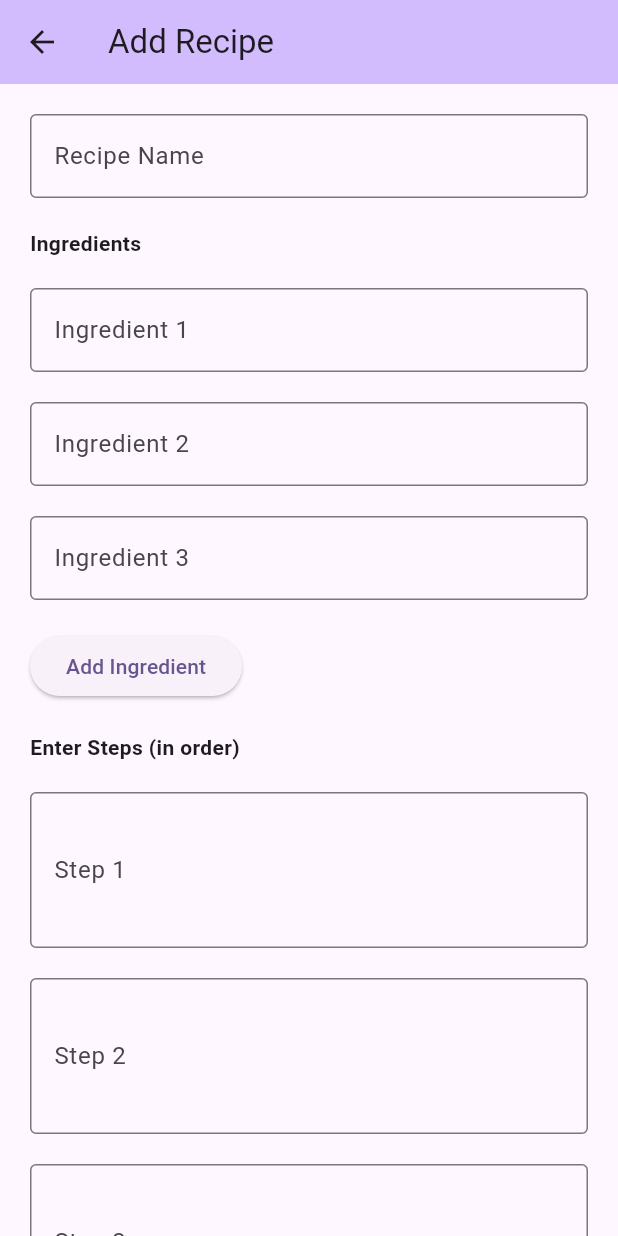
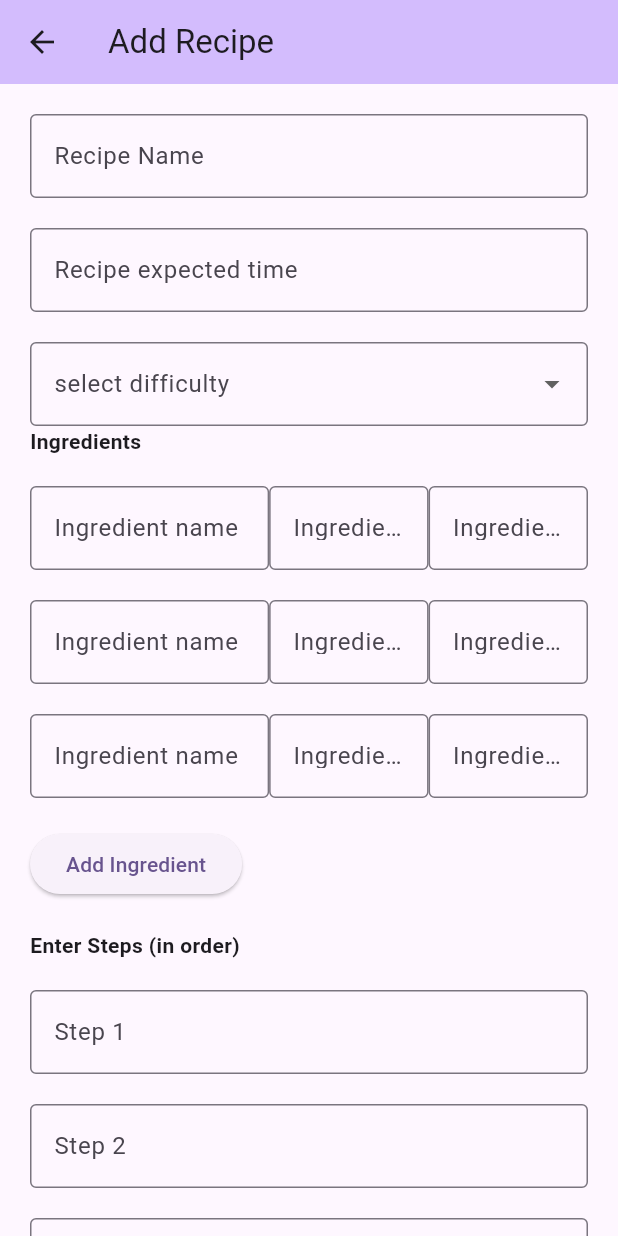
Before and after one commit to SETaP-Team-6C/Cook-App, a Flutter app: the AddRecipe screen opened by its route, on a phone screen of 412 x 824 dp. Run offline on Flutter 3.47's test engine with Material 3 defaults, Android fonts, the light colour scheme and no system bars.

Commit message:
added recipe time, difficulty and reworked ingrediants to be a class sot that name amoutn and calorie info can be stored together

```diff
--- a/frontend/lib/features/add_recipe/add_recipe.dart
+++ b/frontend/lib/features/add_recipe/add_recipe.dart
@@ -1,6 +1,14 @@
 import 'package:flutter/material.dart';
 import 'package:http/http.dart' as http;
 import 'dart:convert';
+
+// todo: add recipe time, recipe calories
+// future version will also need dietary requirements
+class Ingredient {
+  final TextEditingController name = TextEditingController();
+  final TextEditingController amount = TextEditingController();
+  final TextEditingController calories = TextEditingController();
+}
 
 class AddRecipe extends StatefulWidget {
   const AddRecipe({super.key});
@@ -11,27 +19,35 @@ class AddRecipe extends StatefulWidget {
 
 class _AddRecipeState extends State<AddRecipe> {
   final TextEditingController _recipeNameController = TextEditingController();
+  final TextEditingController _timeController = TextEditingController();
+
   final _formKey = GlobalKey<FormState>();
 
-  final List<TextEditingController> _ingredientsController = [];
   final List<TextEditingController> _stepsController = [];
+  final List<Ingredient> _ingredients = [];
+
+  String? _difficultySelector;
 
   @override
   void initState() {
     super.initState();
 
     for (int i = 0; i < 3; i++) {
-      _ingredientsController.add(TextEditingController());
       _stepsController.add(TextEditingController());
+      _ingredients.add(Ingredient());
+
     }
   }
 
   @override
   void dispose() {
     _recipeNameController.dispose();
+    _timeController.dispose();
 
-    for (var cont in _ingredientsController) {
-      cont.dispose();
+    for (var cont in _ingredients) {
+      cont.name.dispose();
+      cont.amount.dispose();
+      cont.calories.dispose();
     }
 
     for (var cont in _stepsController) {
@@ -40,17 +56,19 @@ class _AddRecipeState extends State<AddRecipe> {
 
     super.dispose();
   }
-Future<void> _sendRecipe(name, ingredients , steps) async {
+Future<void> _sendRecipe(name, ingredients , steps, time, difficulty) async {
     try {
         final response = await http.post(
-            Uri.parse("http://localhost:5000/recipe"),
+            Uri.parse("http://localhost:5000/add-recipe"),
             headers: {
                 "Content-Type": "application/json",
             },
             body: jsonEncode({
-                "recipe_name": name,
-                "ingredients": ingredients,
-                "steps": steps
+                "recipe-title": name,
+                "recipe-ingredients": ingredients,
+                "recipe-steps": steps,
+                "recipe-time": time,
+                "recipe-difficulty": difficulty,
             }),
         );
             print("got in func");
@@ -68,25 +86,21 @@ Future<void> _sendRecipe(name, ingredients , steps) async {
   Future<void> _saveRecipe() async {
     if (_formKey.currentState!.validate()) {
       final name = _recipeNameController.text.trim();
+      final time = _timeController.text.trim();
+      final difficulty = _difficultySelector;
 
-      final ingredients = _ingredientsController
-          .map((c) => c.text.trim())
-          .where((text) => text.isNotEmpty)
-          .toList();
+      final ingredients = _ingredients.map((ingredient){
+        return{
+            "ingredient-name":ingredient.name.text.trim(),
+            "ingredient-amount": ingredient.amount.text.trim(),
+            "ingredient-calories": ingredient.calories.text.trim(),
+        };
+      }).toList();
 
       final steps = _stepsController
           .map((c) => c.text.trim())
           .where((text) => text.isNotEmpty)
           .toList();
-
-      if (ingredients.isEmpty) {
-        ScaffoldMessenger.of(context).showSnackBar(
-          const SnackBar(
-            content: Text("Please add at least one ingredient"),
-          ),
-        );
-        return;
-      }
 
       if (steps.isEmpty) {
         ScaffoldMessenger.of(context).showSnackBar(
@@ -96,11 +110,13 @@ Future<void> _sendRecipe(name, ingredients , steps) async {
         );
         return;
       }
-      await _sendRecipe(name, ingredients,steps);
+      await _sendRecipe(name, ingredients,steps,time,difficulty);
 
       print("Name: $name");
       print("Ingredients: $ingredients");
       print("Steps: $steps");
+      print("${time}");
+      print("${difficulty}");
     }
   }
 
@@ -139,6 +155,47 @@ Future<void> _sendRecipe(name, ingredients , steps) async {
               ),
               const SizedBox(height: 20),
 
+              /// Recipe time
+              TextFormField(
+                controller: _timeController,
+                decoration: const InputDecoration(
+                  labelText: "Recipe expected time",
+                  border: OutlineInputBorder(),
+                ),
+                validator: (value) {
+                  if (value == null || value.trim().isEmpty) {
+                    return "Recipe expected time is required";
+                  }
+                  return null;
+                },
+              ),
+              const SizedBox(height: 20),
+
+              DropdownButtonFormField<String>(
+                initialValue: _difficultySelector,
+                decoration: const InputDecoration(
+                    labelText: "select difficulty",
+                    border: OutlineInputBorder(),
+                ),
+                items: ["easy", "medium","hard"].map((item)=>
+                    DropdownMenuItem(
+                                value:item,
+                                child:Text(item)
+                  )
+                ).toList(),
+                onChanged: (value){
+                        setState((){
+                            _difficultySelector = value;
+                        });
+                    },
+                validator: (value){
+                        if (value == null || value.isEmpty){
+                            return "please select a difficulty";
+                        }
+                        return null;
+                    }
+              ),
+
               /// Ingredients
               const Text(
                 "Ingredients",
@@ -146,24 +203,76 @@ Future<void> _sendRecipe(name, ingredients , steps) async {
               ),
               const SizedBox(height: 20),
 
-              ..._ingredientsController.asMap().entries.map((entry) {
-                int index = entry.key;
-                TextEditingController controller = entry.value;
+              ..._ingredients.asMap().entries.map((entry) {
+                Ingredient controller = entry.value;
 
                 return Padding(
                   padding: const EdgeInsets.only(bottom: 20),
-                  child: TextFormField(
-                    controller: controller,
-                    decoration: InputDecoration(
-                      labelText: "Ingredient ${index + 1}",
-                      border: const OutlineInputBorder(),
-                    ),
-                    validator: (value) {
-                      if (value == null || value.trim().isEmpty) {
-                        return "Ingredient cannot be empty";
-                      }
-                      return null;
-                    },
+                  child: Row(
+                    children: [
+                        Expanded(
+                            flex: 3,
+                            child: TextFormField(
+                                controller: controller.name,
+                                decoration: const InputDecoration(
+                                    labelText: "Ingredient name",
+                                    border: OutlineInputBorder(),
+                          ),
+                            validator: (value){
+                                if (value == null || value.trim().isEmpty){
+                                    return "enter a valid name";
+                                }
+                                return null;
+                            },
+                        ),
+                      ),
+
+                       const SizedBox(height: 20),
+
+                       Expanded(
+                        flex: 2,
+                        child: TextFormField(
+                            controller: controller.amount,
+                            decoration: const InputDecoration(
+                                labelText: "Ingredient amount",
+                                border: OutlineInputBorder(),
+                          ),
+                            validator: (value){
+                                if (value == null || value.trim().isEmpty){
+                                    return "enter a valid amount";
+                                }
+                                return null;
+                            },
+                        ),
+                      ),
+
+                       const SizedBox(height: 20),
+
+                       Expanded(
+                        flex: 2,
+                        child: TextFormField(
+                            controller: controller.calories,
+                            decoration: const InputDecoration(
+                                labelText: "Ingredient calories",
+                                border: OutlineInputBorder(),
+                          ),
+                            validator: (value){
+                                if (value == null || value.trim().isEmpty){
+                                    return "enter a valid amount";
+                                }
+                                final calories = int.tryParse(value);
+                                if (calories == null){
+                                    return "must be a number ";
+                                }
+                                if (calories < 0){
+                                    return "must be a positve number";
+                                }
+                                return null;
+                            },
+                          keyboardType: TextInputType.number,
+                        ),
+                      ),
+                    ],
                   ),
                 );
               }),
@@ -171,7 +280,7 @@ Future<void> _sendRecipe(name, ingredients , steps) async {
               ElevatedButton(
                 onPressed: () {
                   setState(() {
-                    _ingredientsController.add(TextEditingController());
+                     _ingredients.add(Ingredient());
                   });
                 },
                 child: const Text("Add Ingredient"),
@@ -194,7 +303,6 @@ Future<void> _sendRecipe(name, ingredients , steps) async {
                   padding: const EdgeInsets.only(bottom: 20),
                   child: TextFormField(
                     controller: controller,
-                    maxLines: 3,
                     decoration: InputDecoration(
                       labelText: "Step ${index + 1}",
                       border: const OutlineInputBorder(),
@@ -202,9 +310,6 @@ Future<void> _sendRecipe(name, ingredients , steps) async {
                     validator: (value) {
                       if (value == null || value.trim().isEmpty) {
                         return "Step cannot be empty";
-                      }
-                      if (value.trim().length < 5) {
-                        return "Step must be more descriptive";
                       }
                       return null;
                     },
```
